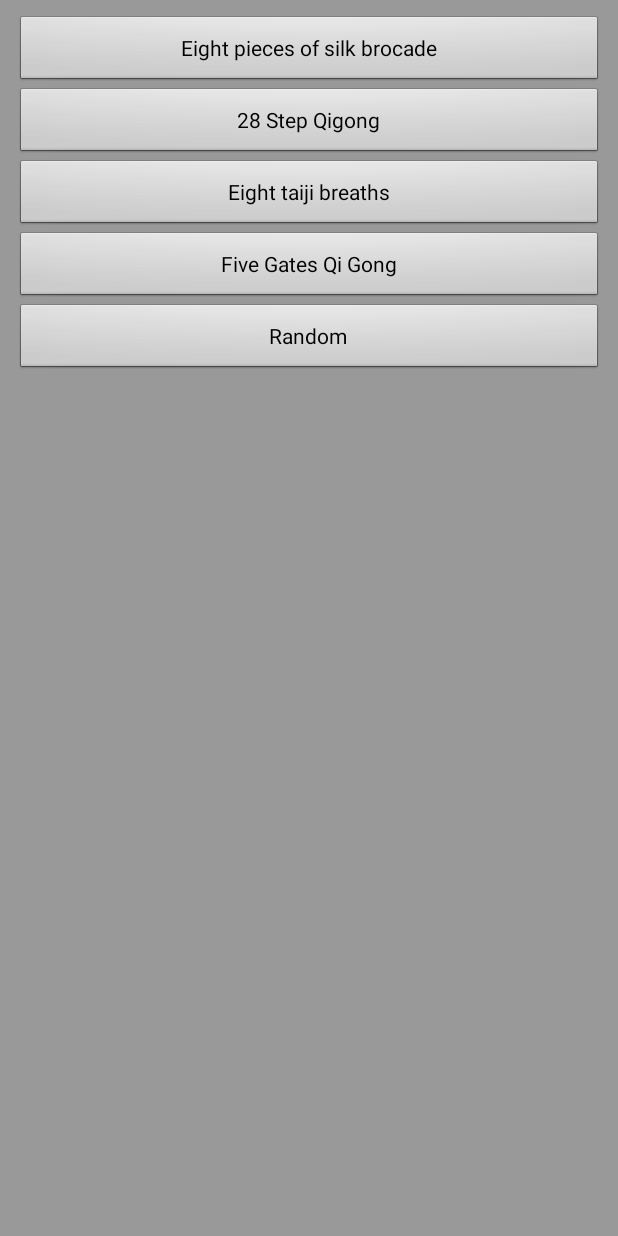
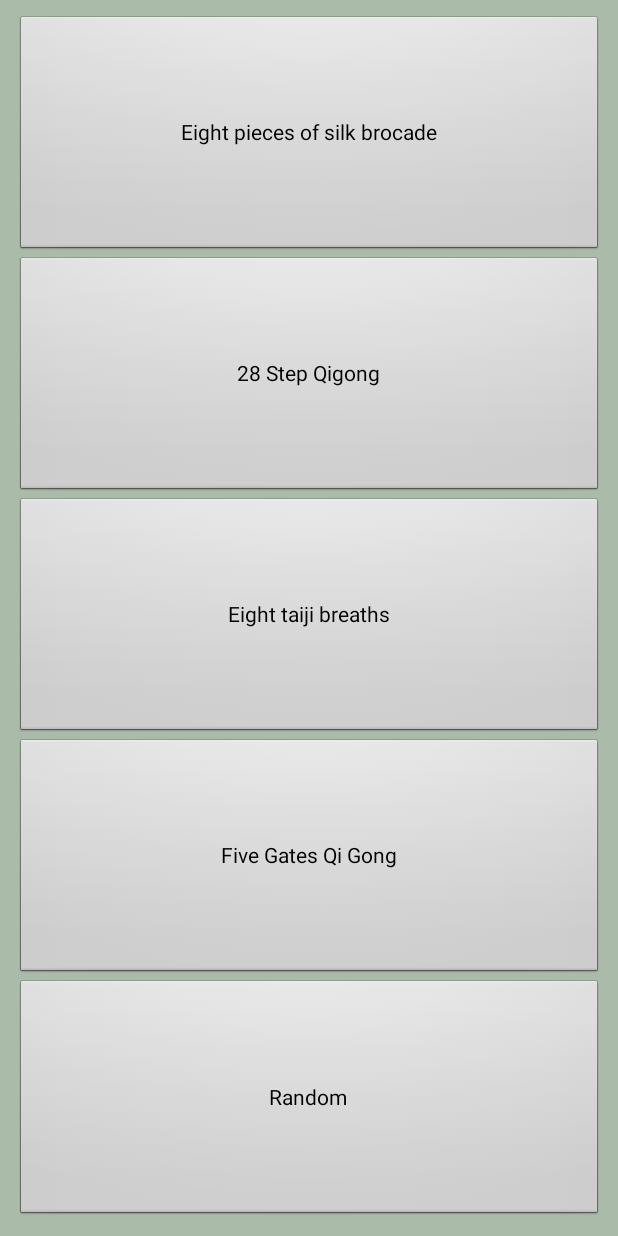
Before and after one commit to gabrielecuccu/YangStyleTaiChi, an Android app: the screen it shows after launch (MainActivity), on a phone screen of 412 x 824 dp. Run offline under Robolectric (Android 15) with nearby library versions, the phone set to English and light mode, and no system bars.

Commit message:
changed background changed how movements are listed

```diff
--- a/app/src/main/java/expressive/qigong/activities/MovementSetActivity.java
+++ b/app/src/main/java/expressive/qigong/activities/MovementSetActivity.java
@@ -27,8 +27,9 @@ public class MovementSetActivity extends Activity {
         ((TextView) findViewById(R.id.movement_title)).setText(movementSet.getName());
 
         StringBuilder movementList = new StringBuilder();
+        int index = 1;
         for (Movement movement : movementSet) {
-            movementList.append(movement.getName()).append("\n");
+            movementList.append(index++ + ") " + movement.getName()).append("\n\n");
         }
         ((TextView) findViewById(R.id.movement_list)).setText(movementList.toString());
     }
--- a/app/src/main/java/expressive/qigong/sets/Random.java
+++ b/app/src/main/java/expressive/qigong/sets/Random.java
@@ -20,12 +20,12 @@ public class Random extends MovementSet {
         movs = movs.subList(0, 10);
 
         for (Movement mov : movs) {
-            add(new Movement(mov.getName() + " from " + mov.getSet(), getName()));
+            add(new Movement("From " + mov.getSet() + ":\n" + mov.getName() + "\n", getName()));
         }
     }
 
     @Override
     public String getName() {
-        return "Random";
+        return "Random Qigong";
     }
 }
--- a/app/src/main/res/layout/activity_main.xml
+++ b/app/src/main/res/layout/activity_main.xml
@@ -12,30 +12,35 @@
         android:id="@+id/eight_pieces_button"
         android:layout_width="match_parent"
         android:layout_height="wrap_content"
+        android:layout_weight="1"
         android:text="Eight pieces of silk brocade" />
 
     <Button
         android:id="@+id/two_eight_button"
         android:layout_width="match_parent"
         android:layout_height="wrap_content"
+        android:layout_weight="1"
         android:text="28 Step Qigong" />
 
     <Button
         android:id="@+id/eight_breaths_button"
         android:layout_width="match_parent"
         android:layout_height="wrap_content"
+        android:layout_weight="1"
         android:text="Eight taiji breaths" />
 
     <Button
         android:id="@+id/five_gates_button"
         android:layout_width="match_parent"
         android:layout_height="wrap_content"
+        android:layout_weight="1"
         android:text="Five Gates Qi Gong" />
 
     <Button
         android:id="@+id/random_button"
         android:layout_width="match_parent"
         android:layout_height="wrap_content"
+        android:layout_weight="1"
         android:text="Random" />
 
 </LinearLayout>
--- a/app/src/main/res/layout/activity_movement_set.xml
+++ b/app/src/main/res/layout/activity_movement_set.xml
@@ -15,6 +15,7 @@
         android:textAlignment="center"
         android:textSize="18dp"
         android:textStyle="bold"
+        android:layout_marginBottom="20dp"
         android:text="TextView" />
 
     <TextView
--- a/app/src/main/res/values/colors.xml
+++ b/app/src/main/res/values/colors.xml
@@ -3,5 +3,5 @@
     <color name="colorPrimary">#008577</color>
     <color name="colorPrimaryDark">#00574B</color>
     <color name="colorAccent">#D81B60</color>
-    <color name="background">#999</color>
+    <color name="background">#ABA</color>
 </resources>
```
